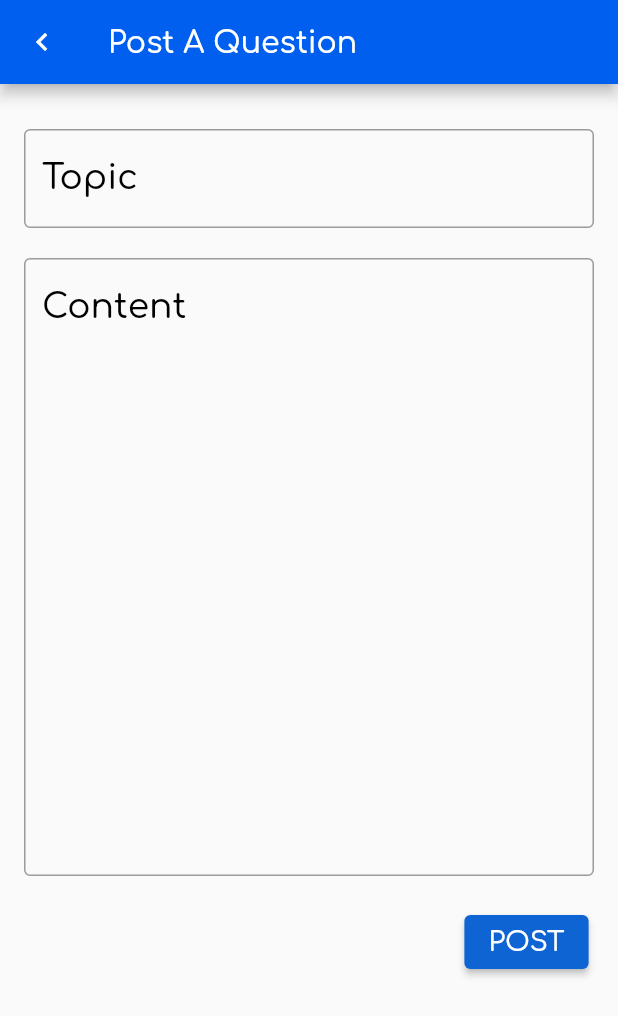
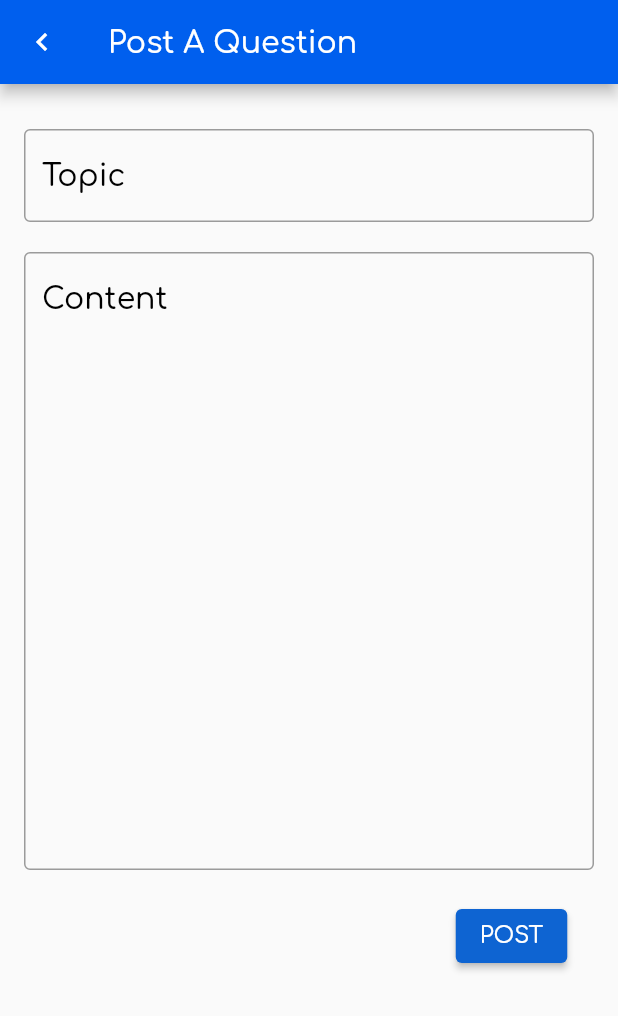
Before and after one commit to imransaglam/blog_app_firebase, a Flutter app: the DetailScreen screen opened by its route, on a phone screen of 412 x 824 dp. Shown: the top 1016 px of the screen. Run offline on Flutter 3.47's test engine with Material 2 defaults, Android fonts, the phone set to English and light mode, and no system bars; our stand-ins replace cloud_firestore, firebase_auth, firebase_core, get; accounts and stored records are empty.

```diff
--- a/lib/const/const_data.dart
+++ b/lib/const/const_data.dart
@@ -9,7 +9,7 @@ class paddingMeasurement {
   static const containerrPadding=EdgeInsets.only(left:16,right: 16);
   static const containerrrPadding=EdgeInsets.all(16.0);
   static const detailsScreenPadding=EdgeInsets.symmetric(vertical: 30,horizontal: 16);
-  static const elevatedButtonPadding=EdgeInsets.only(left:290);
+  static const elevatedButtonPadding=EdgeInsets.only(left:270);
 }
 class ProjectStyle{
   static const TextStyle appBarStyle=TextStyle(
@@ -17,7 +17,8 @@ class ProjectStyle{
  fontFamily: loginText.homeFontName,
  fontSize: 20,
  fontWeight: FontWeight.w500,
- letterSpacing: 1
+ letterSpacing: 1,
+
   );
   static const Icon appBarIcon=Icon(
     Icons.search,color: loginColor.searchIconColors,);
@@ -26,7 +27,7 @@ class loginText {
   final double containerHeight=176;
   final double containerWidth=384;
   final double containerrHeight=96;
-  final double containerrrWidth=256;
+  final double containerrrWidth=250;
   final double containerrrHeight=70;
   final double containerrrrWidth=344;
   final double containerrrrHeight=80;
@@ -82,7 +83,7 @@ class loginColor {
 class InputDecorationContent{
   final inputs=const  InputDecoration(
                       hintText:loginText.textFieldContent,
-                      hintStyle: TextStyle(fontFamily: loginText.homeFontName,fontWeight: FontWeight.w600,fontSize:23,color:Colors.black ),
+                      hintStyle: TextStyle(fontFamily: loginText.homeFontName,fontWeight: FontWeight.w600,fontSize:20,color:Colors.black ),
                       border: OutlineInputBorder(
                         borderSide: BorderSide(
                           color: loginColor.textFormFieldTopicColors
@@ -94,7 +95,7 @@ class InputDecorationContent{
 class InputDecorationTopic{
   final inputs=const  InputDecoration(
                     hintText: loginText.textFieldTopic,
-                    hintStyle: TextStyle(fontFamily: loginText.homeFontName,fontWeight: FontWeight.w600,fontSize:23,color:Colors.black ),
+                    hintStyle: TextStyle(fontFamily: loginText.homeFontName,fontWeight: FontWeight.w600,fontSize:20,color:Colors.black ),
                     border: OutlineInputBorder(
                       borderSide: BorderSide(
                         color: loginColor.textFormFieldTopicColors
--- a/lib/modules/detail/detail_controller.dart
+++ b/lib/modules/detail/detail_controller.dart
@@ -1,5 +1,10 @@
+import 'package:flutter/material.dart';
 import 'package:get/get_state_manager/src/simple/get_controllers.dart';
+import 'package:loginregister/shared/service/storage_service.dart';
 
 class DetailController extends GetxController{
+ TextEditingController topic=TextEditingController();
+ TextEditingController content=TextEditingController();
+ StorageService storage=StorageService();
 
 }
--- a/lib/modules/detail/detail_screen.dart
+++ b/lib/modules/detail/detail_screen.dart
@@ -4,6 +4,7 @@ import 'package:get/get_state_manager/src/simple/get_view.dart';
 import 'package:loginregister/const/const_data.dart';
 import 'package:loginregister/widget/custom_elevated_button.dart';
 import '../../routes/app_pages.dart';
+import '../../shared/service/storage_service.dart';
 import 'detail_controller.dart';
 
 class DetailScreen extends GetView<DetailController> {
@@ -25,12 +26,14 @@ final loginText texts=loginText();
           child: Column(
             children: [
                  TextFormField(
+                  controller: controller.topic,
                    decoration:InputDecorationTopic().inputs
                  ),
                  _sizedBox2(),
                   Container(
                      height: MediaQuery.of(context).size.height*0.5,
                     child: TextFormField(
+                      controller: controller.content,
                       keyboardType: TextInputType.multiline,
                     maxLines: 30,
                      decoration:InputDecorationContent().inputs
@@ -39,8 +42,13 @@ final loginText texts=loginText();
                     _sizedBox2(),
                   Padding(
                     padding: paddingMeasurement.elevatedButtonPadding,
-                    child: customElevatedButton(title: texts.elevatedText, onPressedy: (){
-
+                    child: customElevatedButton(title: texts.elevatedText,
+                     onPressedy: (){
+                      final user=User(
+                        topic:controller.topic.text,
+                        content: controller.content.text,
+                      );
+                      controller.storage.strogeUser(user);
                     },titleFontFamily: loginText.homeFontName),
                   )
 
--- a/lib/modules/home/home_screen.dart
+++ b/lib/modules/home/home_screen.dart
@@ -13,6 +13,7 @@ class HomeScreen extends GetView<HomeController> {
   Widget build(BuildContext context) {
     return Scaffold(
       appBar: AppBar(
+        centerTitle: false,
         elevation: texts.elevationAppBar,
         backgroundColor: loginColor.appBarBgColors,
         title: (Text(texts.appBarText, style: ProjectStyle.appBarStyle)),
--- /dev/null
+++ b/lib/shared/service/storage_service.dart
@@ -0,0 +1,34 @@
+import 'package:cloud_firestore/cloud_firestore.dart';
+import 'package:get/get_state_manager/get_state_manager.dart';
+
+class StorageService extends GetxService{
+  Future<StorageService> init()async{
+   return this;
+  }
+ strogeUser(User user)async{
+  final docUser=FirebaseFirestore.instance.collection('blog').doc();
+ user.id=docUser.id;
+  final json=user.toJson();
+  await docUser.set(json);
+  }
+
+}
+class User{
+  String id;
+   String topic;
+   String content;
+
+  User({
+    this.id='',
+    this.topic='',
+     this.content='',
+
+  });
+
+  Map<String,dynamic> toJson()=>{
+    'id':id,
+    'topic':topic,
+    'content':content
+  };
+
+}
--- a/lib/widget/custom_elevated_button.dart
+++ b/lib/widget/custom_elevated_button.dart
@@ -10,7 +10,7 @@ class customElevatedButton extends StatelessWidget {
   @override
   Widget build(BuildContext context) {
     return ElevatedButton(
-     style: ElevatedButton.styleFrom(backgroundColor: Color(0xff0E64D2),textStyle: TextStyle(fontFamily: titleFontFamily,fontWeight: FontWeight.w400,fontSize: 18)),
+     style: ElevatedButton.styleFrom(backgroundColor: Color(0xff0E64D2),textStyle: TextStyle(fontFamily: titleFontFamily,fontWeight: FontWeight.w400,fontSize: 15)),
      onPressed: onPressedy,
      child:Text(title));
   }
--- a/pubspec.yaml
+++ b/pubspec.yaml
@@ -39,6 +39,7 @@ dependencies:
   firebase_core: ^2.4.0
   get: ^4.6.5
   firebase_auth: ^4.2.1
+  cloud_firestore: ^4.3.0
 
 dev_dependencies:
   flutter_test:
```
Also changed, not shown: pubspec.lock, 1 other file.
